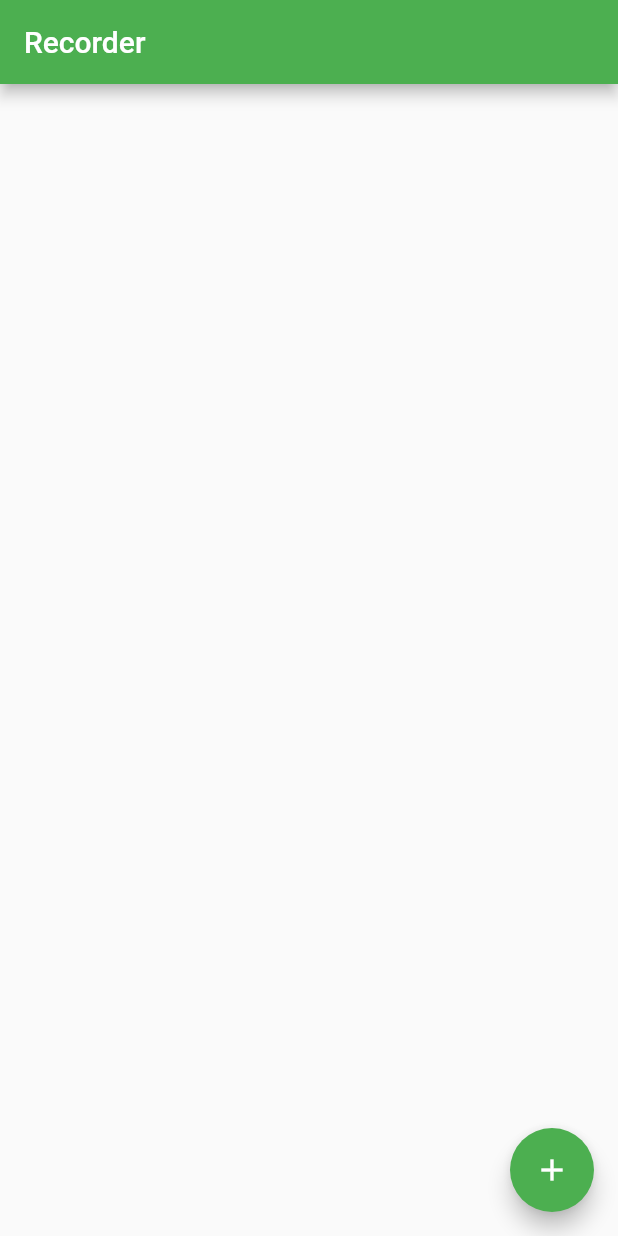
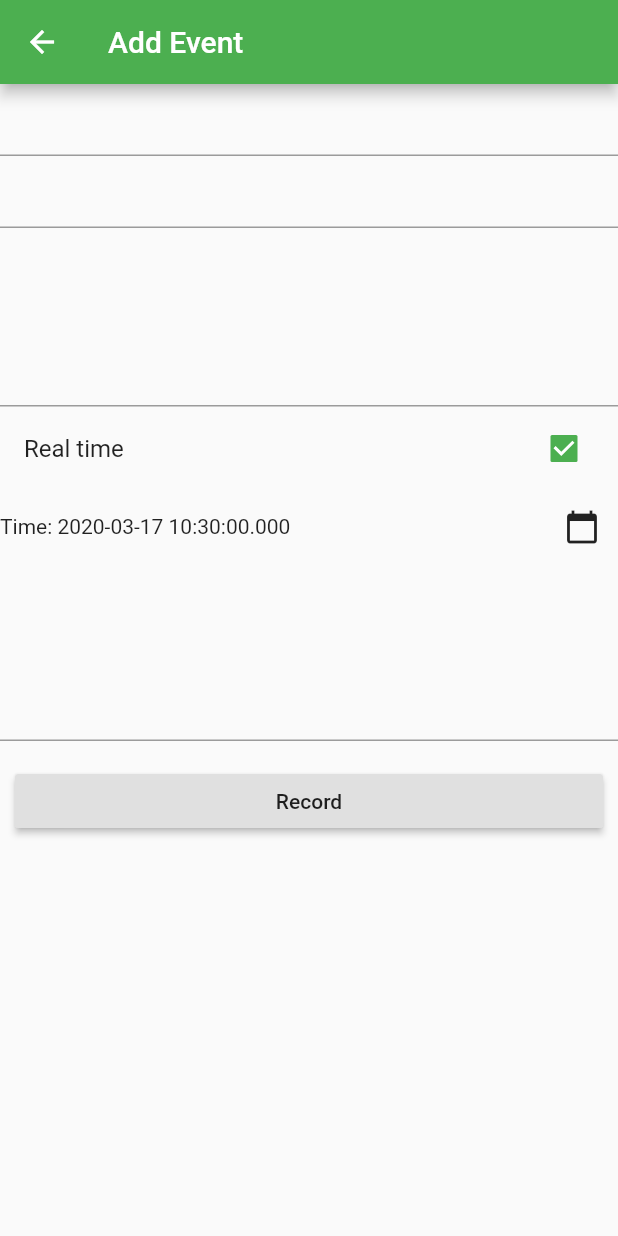
Before and after one commit to lalomartins/event_recorder, a Flutter app: the screen it shows after launch, after a tap on the "add" icon, on a phone screen of 412 x 824 dp. Run offline on Flutter 3.47's test engine with Material 2 defaults, Android fonts, the phone set to English and light mode, and no system bars; our stand-ins replace moor, moor_ffi; missing offline and left inert: strings; generated files the repository leaves out were written again.

Commit message:
Record arbitrary event

```diff
--- /dev/null
+++ b/lib/add_screen.dart
@@ -0,0 +1,138 @@
+import 'package:event_recorder/db.dart';
+import 'package:flutter/material.dart';
+import 'package:provider/provider.dart';
+import 'package:strings/strings.dart';
+
+class AddScreen extends StatefulWidget {
+  final Event event;
+
+  AddScreen([this.event]) : super();
+
+  @override
+  _AddScreenState createState() => _AddScreenState(event);
+}
+
+String validateNonEmpty(String value) {
+  if (value.isEmpty) {
+    return 'Please enter some text';
+  }
+  return null;
+}
+
+class _AddScreenState extends State<AddScreen> {
+  final _formKey = GlobalKey<FormState>();
+  Map<String, dynamic> event;
+
+  _AddScreenState(_event) {
+    if (_event == null) {
+      event = {
+        'timestamp': DateTime.now(),
+        'realtime': true,
+      };
+    } else {
+      event = _event.toJson();
+      event['timestamp'] =
+          DateTime.fromMillisecondsSinceEpoch(event['timestamp']);
+    }
+  }
+
+  Widget textField(String name,
+      {String label, validator = validateNonEmpty, bool multiline = false}) {
+    return TextFormField(
+      decoration: InputDecoration(labelText: label ?? capitalize(name)),
+      initialValue: event[name] ?? '',
+      onSaved: (value) {
+        setState(() {
+          event[name] = value;
+        });
+      },
+      validator: validator,
+      maxLines: multiline ? 5 : 1,
+    );
+  }
+
+  @override
+  Widget build(BuildContext context) {
+    return Form(
+        key: _formKey,
+        child: ListView(
+          children: [
+            textField('type'),
+            textField('name'),
+            textField('description', multiline: true, validator: null),
+            CheckboxListTile(
+              title: Text('Real time'),
+              value: event['realtime'],
+              onChanged: (newValue) =>
+                  setState(() => event['realtime'] = newValue),
+            ),
+            Row(
+              children: <Widget>[
+                Text('Time: ${(event['timestamp'] as DateTime).toString()}'),
+                const Spacer(),
+                IconButton(
+                  icon: const Icon(Icons.calendar_today),
+                  onPressed: () async {
+                    final selectedDate = await showDatePicker(
+                      context: context,
+                      initialDate: event['timestamp'] as DateTime,
+                      firstDate: DateTime(2010),
+                      lastDate: DateTime(3000),
+                    );
+                    if (selectedDate == null) return;
+
+                    final selectedTime = await showTimePicker(
+                      context: context,
+                      initialTime: TimeOfDay.fromDateTime(
+                          event['timestamp'] as DateTime),
+                    );
+                    if (selectedTime == null) return;
+
+                    setState(() {
+                      event['timestamp'] = DateTime(
+                        selectedDate.year,
+                        selectedDate.month,
+                        selectedDate.day,
+                        selectedTime.hour,
+                        selectedTime.minute,
+                      );
+                    });
+                  },
+                ),
+              ],
+            ),
+            textField('additional',
+                multiline: true,
+                validator: (value) =>
+                    value.isNotEmpty ? 'not yet supported' : null),
+            Padding(
+              padding:
+                  const EdgeInsets.symmetric(vertical: 16.0, horizontal: 10.0),
+              child: RaisedButton(
+                onPressed: () async {
+                  if (_formKey.currentState.validate()) {
+                    _formKey.currentState.save();
+                    Scaffold.of(context).showSnackBar(
+                        SnackBar(content: Text('Processing Data')));
+                    try {
+                      Provider.of<EventDatabase>(context)
+                          .createEventFromMap(event);
+                      Navigator.pop(context);
+                      Scaffold.of(context).showSnackBar(SnackBar(
+                          content: Text('Recorded'),
+                          backgroundColor: Theme.of(context).primaryColor));
+                    } catch (e) {
+                      print(e);
+                      Scaffold.of(context).showSnackBar(SnackBar(
+                          content: Text('Failed to record'),
+                          backgroundColor: Theme.of(context).errorColor));
+                    }
+                  }
+                },
+                child: Text('Record'),
+              ),
+            ),
+          ],
+        ));
+  }
+}
--- a/lib/main.dart
+++ b/lib/main.dart
@@ -1,5 +1,7 @@
+import 'package:event_recorder/add_screen.dart';
 import 'package:flutter/material.dart';
 import 'package:provider/provider.dart';
+import 'package:moor/moor.dart' as moor;
 
 import 'db.dart';
 import 'event_list.dart';
@@ -8,22 +10,29 @@ import 'theme.dart';
 void main() => runApp(MyApp());
 
 class MyApp extends StatelessWidget {
-  void _recordNewEvent() {
-    print('new event requested');
-  }
-
   @override
   Widget build(BuildContext context) {
-    return MaterialApp(
-      title: 'Flutter Demo',
-      theme: recorderTheme,
-      home: MultiProvider(
+    // var e = Event(
+    //   id: null,
+    //   type: 'foo',
+    //   name: 'bar',
+    //   description: '',
+    //   timestamp: DateTime.now(),
+    //   realTime: false,
+    //   additional: '',
+    // );
+    return MultiProvider(
         providers: [
           Provider<EventDatabase>(
             create: (_) => EventDatabase(),
           ),
         ],
-      child: Scaffold(
+        child: MaterialApp(
+            title: 'Flutter Demo',
+            theme: recorderTheme,
+            initialRoute: '/',
+            routes: {
+              '/': (context) => Scaffold(
                     appBar: AppBar(
                       title: Text('Recorder'),
                     ),
@@ -31,11 +40,16 @@ class MyApp extends StatelessWidget {
                       child: EventList(),
                     ),
                     floatingActionButton: FloatingActionButton(
-          onPressed: _recordNewEvent,
+                      onPressed: () => Navigator.pushNamed(context, 'add'),
                       tooltip: 'New',
                       child: Icon(Icons.add),
                     ),
                   ),
-    ));
+              'add': (context) => Scaffold(
+                  appBar: AppBar(
+                    title: Text('Add Event'),
+                  ),
+                  body: AddScreen()),
+            }));
   }
 }
--- a/pubspec.yaml
+++ b/pubspec.yaml
@@ -25,6 +25,7 @@ dependencies:
   path_provider:
   path:
   provider: ^3.1.0
+  strings:
 
 dev_dependencies:
   flutter_test:
```
Also changed, not shown: lib/db.dart (+20 -0 lines), lib/model/event.dart (+5 -4 lines), lib/db.g.dart, pubspec.lock. Lines whose indentation alone changed are shown as unchanged.
